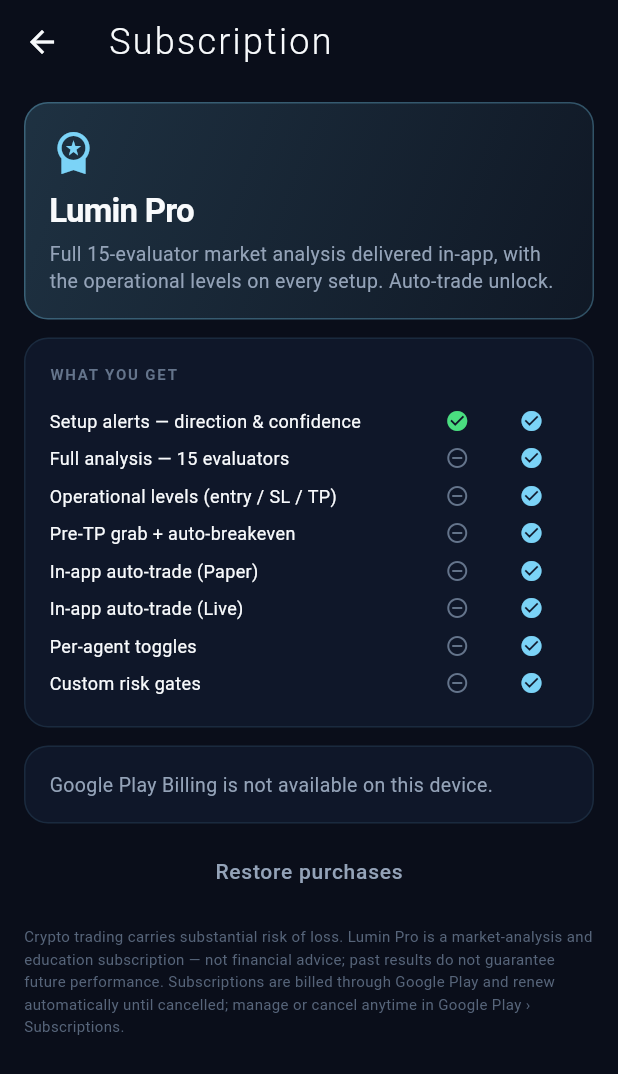
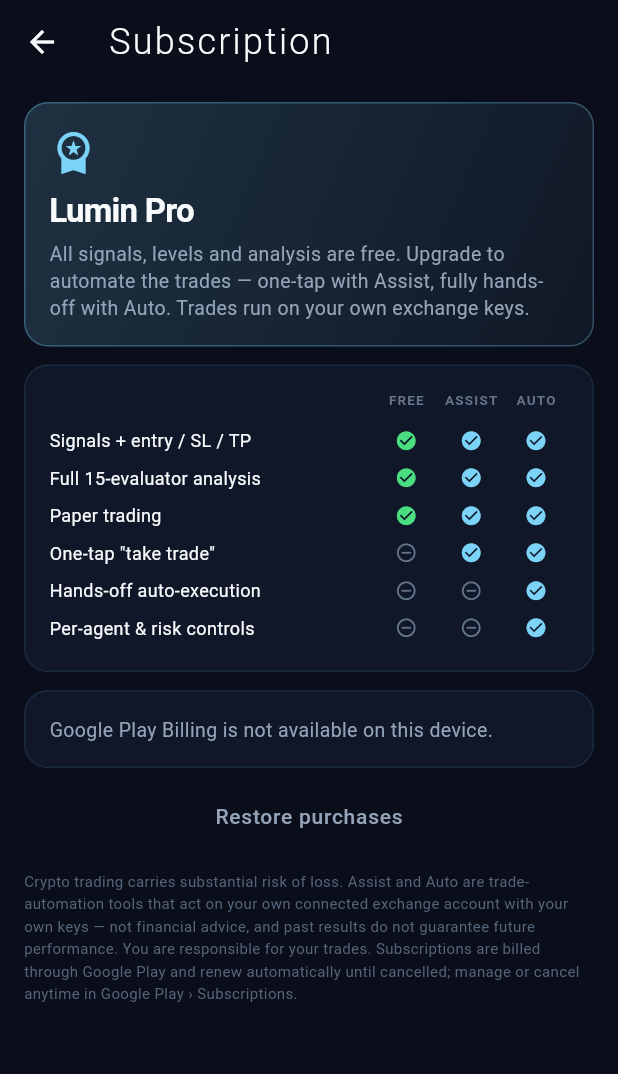
Before and after one commit to mkmk749278/lumin-app, a Flutter app: the SubscriptionPage screen opened directly, on a phone screen of 412 x 824 dp. Shown: the top 1074 px of the screen. Run offline on Flutter 3.47's test engine with Material 3 defaults, Android fonts, the phone set to English and light mode, and no system bars; our stand-ins replace dio, firebase_auth, firebase_core, flutter_secure_storage, in_app_purchase, open_filex and 3 more; accounts and stored records are empty; network calls fail.

Commit message:
feat(billing): two-tier auto-trade plans — signals free, automation paid (B16)
Owner correction: signals + entry/SL/TP + analysis are FREE. The paywall
is trade automation, two monthly plans:
  - Assist (lumin_assist_monthly, ₹1000/mo): one-tap "take trade".
  - Auto   (lumin_auto_monthly, ₹2000/mo): hands-off auto-execution.

- free_tier_gate: replace isPaidTier/TierGate with tierRank/canAssist/
  canAuto (free<assist<auto); err-closed (the assist path places orders
  client-side, so the app is the gate). Upgrade-sheet copy reframed to
  automation (levels are no longer the paywall).
- signals_page: gate the one-tap "Take signal" button by canAssist — free
  users get the plans sheet instead.
- auto_trade_settings: gate the page by canAuto; non-auto users see an
  upgrade card (the engine also enforces this server-side in dispatch).
- subscription_page: two automation plans (Assist/Auto) with a Free/Assist/
  Auto comparison and Play-formatted prices; product ids + copy updated.
- repository: PlayVerifyResult.isPaid covers assist/auto.

Product ids must match Play Console + engine GOOGLE_PLAY_ASSIST/AUTO env.

Co-Authored-By: Claude Opus 4.8 <noreply@anthropic.com>
Claude-Session: https://claude.ai/code/session_01YCf4mbnBQYeTbHwYbZc28E

```diff
--- a/lib/data/repository.dart
+++ b/lib/data/repository.dart
@@ -1150,7 +1150,12 @@ class PlayVerifyResult {
   /// Raw Play ``subscriptionState`` (diagnostics).
   final String subscriptionState;
 
-  bool get isPaid => tier == 'paid' || tier == 'all-access';
+  /// Any paid entitlement — assist, auto, legacy paid, or all-access.
+  bool get isPaid =>
+      tier == 'assist' ||
+      tier == 'auto' ||
+      tier == 'paid' ||
+      tier == 'all-access';
 
   factory PlayVerifyResult.fromJson(Map<String, dynamic> j) => PlayVerifyResult(
         ok: j['ok'] == true,
--- a/lib/features/settings/pages/subscription_page.dart
+++ b/lib/features/settings/pages/subscription_page.dart
@@ -1,15 +1,16 @@
-/// Subscription page — Lumin Pro via Google Play Billing (B16).
+/// Subscription page — two-tier auto-trade plans via Google Play Billing (B16).
 ///
-/// Telegram is banned in-region, so the bot paywall reaches no one.
-/// Subscriptions are purchased through **Google Play Billing**; the
-/// resulting purchase is verified server-side by the engine
-/// (`POST /api/billing/play/verify`), which is the entitlement source of
-/// truth.  Positioned as education / market-analytics content (Google
-/// Play Payments policy bars investment-consulting services from Play
-/// billing — the framing is deliberate, not cosmetic).
+/// Signals + levels + analysis are FREE; the paywall is on trade automation:
+///   * Assist (₹1000/mo) — one-tap "take trade".
+///   * Auto   (₹2000/mo) — hands-off auto-execution.
+/// Telegram is banned in-region, so the bot paywall reaches no one.  Each
+/// purchase is verified server-side by the engine
+/// (`POST /api/billing/play/verify`), the entitlement source of truth.  The
+/// paid feature is automation *software functionality* run on the user's own
+/// exchange keys (Lumin never custodies funds) — not investment advice.
 ///
-/// Product IDs MUST match the subscription products created in Play
-/// Console AND the engine's `GOOGLE_PLAY_PRODUCT_IDS` allowlist.
+/// Product IDs MUST match the Play Console products AND the engine's
+/// GOOGLE_PLAY_ASSIST/AUTO_PRODUCT_IDS env.
 import 'dart:async';
 
 import 'package:flutter/material.dart';
@@ -20,11 +21,13 @@ import '../../../data/play_billing_service.dart';
 import '../../../shared/tokens.dart';
 import '../../../shared/widgets/lumin_card.dart';
 
-/// Play Console subscription product ids.  Keep in lockstep with the
-/// engine's `GOOGLE_PLAY_PRODUCT_IDS` env allowlist.
-const String kProMonthlyId = 'lumin_pro_monthly';
-const String kProYearlyId = 'lumin_pro_yearly';
-const Set<String> kProProductIds = {kProMonthlyId, kProYearlyId};
+/// Play Console subscription product ids (B16 two-tier model).  Keep in
+/// lockstep with the engine's GOOGLE_PLAY_ASSIST/AUTO_PRODUCT_IDS env.
+///   * Assist (₹1000/mo) — one-tap "take trade".
+///   * Auto   (₹2000/mo) — hands-off auto-execution.
+const String kAssistMonthlyId = 'lumin_assist_monthly';
+const String kAutoMonthlyId = 'lumin_auto_monthly';
+const Set<String> kSubscriptionProductIds = {kAssistMonthlyId, kAutoMonthlyId};
 
 class SubscriptionPage extends StatefulWidget {
   const SubscriptionPage({super.key});
@@ -81,8 +84,8 @@ class _SubscriptionPageState extends State<SubscriptionPage> {
         }
         return;
       }
-      final products = await billing.loadProducts(kProProductIds);
-      // Cheapest first so Monthly renders above Yearly.
+      final products = await billing.loadProducts(kSubscriptionProductIds);
+      // Cheapest first so Assist (₹1000) renders above Auto (₹2000).
       products.sort((a, b) => a.rawPrice.compareTo(b.rawPrice));
       if (mounted) {
         setState(() {
@@ -113,7 +116,8 @@ class _SubscriptionPageState extends State<SubscriptionPage> {
         break;
       case PlayBillingStatus.entitled:
         setState(() => _purchaseInFlight = false);
-        _snack('Lumin Pro is active — paid signals unlocked.');
+        final t = event.result?.tier == 'auto' ? 'Auto' : 'Assist';
+        _snack('$t plan active — automation unlocked.');
         Navigator.of(context).pop(true);
         break;
       case PlayBillingStatus.notEntitled:
@@ -221,8 +225,9 @@ class _SubscriptionPageState extends State<SubscriptionPage> {
             ),
             SizedBox(height: LuminSpacing.xs),
             Text(
-              'Full 15-evaluator market analysis delivered in-app, with the '
-              'operational levels on every setup. Auto-trade unlock.',
+              'All signals, levels and analysis are free. Upgrade to '
+              'automate the trades — one-tap with Assist, fully hands-off '
+              'with Auto. Trades run on your own exchange keys.',
               style: TextStyle(
                 color: LuminColors.textSecondary,
                 fontSize: 13,
@@ -242,31 +247,36 @@ class _SubscriptionPageState extends State<SubscriptionPage> {
         child: Column(
           crossAxisAlignment: CrossAxisAlignment.start,
           children: [
-            const Text(
-              'WHAT YOU GET',
-              style: TextStyle(
-                color: LuminColors.textMuted,
-                fontSize: 10,
-                letterSpacing: 1.2,
-                fontWeight: FontWeight.w600,
-              ),
+            // Header row — Free / Assist / Auto column labels.
+            Row(
+              children: const [
+                Expanded(flex: 5, child: SizedBox()),
+                Expanded(child: Center(child: _ColHead('FREE'))),
+                Expanded(child: Center(child: _ColHead('ASSIST'))),
+                Expanded(child: Center(child: _ColHead('AUTO'))),
+              ],
             ),
-            const SizedBox(height: LuminSpacing.md),
-            _featureRow('Setup alerts — direction & confidence', true, true),
-            _featureRow('Full analysis — 15 evaluators', false, true),
-            _featureRow('Operational levels (entry / SL / TP)', false, true),
-            _featureRow('Pre-TP grab + auto-breakeven', false, true),
-            _featureRow('In-app auto-trade (Paper)', false, true),
-            _featureRow('In-app auto-trade (Live)', false, true),
-            _featureRow('Per-agent toggles', false, true),
-            _featureRow('Custom risk gates', false, true),
+            const SizedBox(height: LuminSpacing.sm),
+            _featureRow('Signals + entry / SL / TP', true, true, true),
+            _featureRow('Full 15-evaluator analysis', true, true, true),
+            _featureRow('Paper trading', true, true, true),
+            _featureRow('One-tap "take trade"', false, true, true),
+            _featureRow('Hands-off auto-execution', false, false, true),
+            _featureRow('Per-agent & risk controls', false, false, true),
           ],
         ),
       ),
     );
   }
 
-  Widget _featureRow(String label, bool free, bool pro) {
+  Widget _featureRow(String label, bool free, bool assist, bool auto) {
+    Widget mark(bool on, Color onColor) => Center(
+          child: Icon(
+            on ? Icons.check_circle : Icons.remove_circle_outline,
+            color: on ? onColor : LuminColors.textMuted,
+            size: 15,
+          ),
+        );
     return Padding(
       padding: const EdgeInsets.symmetric(vertical: 4),
       child: Row(
@@ -281,24 +291,9 @@ class _SubscriptionPageState extends State<SubscriptionPage> {
               ),
             ),
           ),
-          Expanded(
-            child: Center(
-              child: Icon(
-                free ? Icons.check_circle : Icons.remove_circle_outline,
-                color: free ? LuminColors.success : LuminColors.textMuted,
-                size: 16,
-              ),
-            ),
-          ),
-          Expanded(
-            child: Center(
-              child: Icon(
-                pro ? Icons.check_circle : Icons.remove_circle_outline,
-                color: pro ? LuminColors.accent : LuminColors.textMuted,
-                size: 16,
-              ),
-            ),
-          ),
+          Expanded(child: mark(free, LuminColors.success)),
+          Expanded(child: mark(assist, LuminColors.accent)),
+          Expanded(child: mark(auto, LuminColors.accent)),
         ],
       ),
     );
@@ -340,10 +335,12 @@ class _SubscriptionPageState extends State<SubscriptionPage> {
   }
 
   Widget _planTile(ProductDetails product) {
-    final isYearly = product.id == kProYearlyId;
-    final label = isYearly ? 'Yearly' : 'Monthly';
-    final unit = isYearly ? '/ year' : '/ month';
-    final note = isYearly ? 'Best value' : 'Cancel anytime';
+    final isAuto = product.id == kAutoMonthlyId;
+    final label = isAuto ? 'Auto' : 'Assist';
+    const unit = '/ month';
+    final note = isAuto
+        ? 'Hands-off — every eligible signal auto-executed'
+        : 'One-tap — take any signal in a tap';
     return Opacity(
       opacity: _purchaseInFlight ? 0.6 : 1.0,
       child: Material(
@@ -355,15 +352,15 @@ class _SubscriptionPageState extends State<SubscriptionPage> {
           child: Container(
             padding: const EdgeInsets.all(LuminSpacing.md),
             decoration: BoxDecoration(
-              color: isYearly
+              color: isAuto
                   ? LuminColors.accent.withOpacity(0.10)
                   : LuminColors.bgCard,
               borderRadius: BorderRadius.circular(LuminRadii.md),
               border: Border.all(
-                color: isYearly
+                color: isAuto
                     ? LuminColors.accent.withOpacity(0.50)
                     : LuminColors.cardBorder,
-                width: isYearly ? 1.5 : 1,
+                width: isAuto ? 1.5 : 1,
               ),
             ),
             child: Row(
@@ -382,7 +379,7 @@ class _SubscriptionPageState extends State<SubscriptionPage> {
                               fontWeight: FontWeight.w600,
                             ),
                           ),
-                          if (isYearly) ...[
+                          if (isAuto) ...[
                             const SizedBox(width: LuminSpacing.sm),
                             Container(
                               padding: const EdgeInsets.symmetric(
@@ -395,7 +392,7 @@ class _SubscriptionPageState extends State<SubscriptionPage> {
                                     BorderRadius.circular(LuminRadii.pill),
                               ),
                               child: const Text(
-                                'BEST VALUE',
+                                'RECOMMENDED',
                                 style: TextStyle(
                                   color: LuminColors.bgDeep,
                                   fontSize: 9,
@@ -467,11 +464,13 @@ class _SubscriptionPageState extends State<SubscriptionPage> {
     return Padding(
       padding: const EdgeInsets.symmetric(horizontal: LuminSpacing.lg),
       child: Text(
-        'Crypto trading carries substantial risk of loss. Lumin Pro is a '
-        'market-analysis and education subscription — not financial advice; '
-        'past results do not guarantee future performance. Subscriptions are '
-        'billed through Google Play and renew automatically until cancelled; '
-        'manage or cancel anytime in Google Play › Subscriptions.',
+        'Crypto trading carries substantial risk of loss. Assist and Auto '
+        'are trade-automation tools that act on your own connected exchange '
+        'account with your own keys — not financial advice, and past results '
+        'do not guarantee future performance. You are responsible for your '
+        'trades. Subscriptions are billed through Google Play and renew '
+        'automatically until cancelled; manage or cancel anytime in Google '
+        'Play › Subscriptions.',
         style: TextStyle(
           color: LuminColors.textMuted.withOpacity(0.85),
           fontSize: 10,
@@ -481,3 +480,22 @@ class _SubscriptionPageState extends State<SubscriptionPage> {
     );
   }
 }
+
+/// Small column header used in the Free / Assist / Auto comparison table.
+class _ColHead extends StatelessWidget {
+  const _ColHead(this.label);
+  final String label;
+
+  @override
+  Widget build(BuildContext context) {
+    return Text(
+      label,
+      style: const TextStyle(
+        color: LuminColors.textMuted,
+        fontSize: 9,
+        letterSpacing: 0.8,
+        fontWeight: FontWeight.w700,
+      ),
+    );
+  }
+}
--- a/lib/shared/widgets/free_tier_gate.dart
+++ b/lib/shared/widgets/free_tier_gate.dart
@@ -10,38 +10,38 @@
 /// SubscriptionPage so the user can act immediately without navigating away.
 import 'package:flutter/material.dart';
 
-import '../../data/app_config.dart';
 import '../../features/settings/pages/subscription_page.dart';
 import '../tokens.dart';
 
-/// Returns true when the tier claim indicates an active paid subscription.
-/// [null] is treated as "not yet determined" — the engine will 403 if the
-/// user genuinely isn't paid, so we don't block the UI on a missing claim.
-bool isPaidTier(String? tier) {
-  if (tier == null) return true; // err open — backend is the authoritative gate
-  final t = tier.toLowerCase();
-  return t == 'pro' || t == 'paid' || t == 'premium' || t == 'a+' ||
-      t == 'b' || t == 'beta' || t == 'admin';
+/// Subscription tier rank for the B16 two-tier auto-trade model.
+///
+/// `free(0) < assist(1) < auto(2)`; legacy `paid` maps to auto, and
+/// `all-access` / `owner` sit above.  Signals + levels are FREE — the
+/// paywall is on trade automation only.
+///
+/// Null / unknown → 0 (free).  We err **closed** on the paid actions: the
+/// Assist (one-tap) path places orders **client-side**, so the app is the
+/// only gate — there's no server 403 to fall back on.
+int tierRank(String? tier) {
+  switch ((tier ?? '').toLowerCase()) {
+    case 'owner':
+    case 'all-access':
+      return 3;
+    case 'auto':
+    case 'paid': // legacy single paid tier == full automation
+      return 2;
+    case 'assist':
+      return 1;
+    default:
+      return 0;
+  }
 }
 
-/// Reads the tier from [AppConfigScope] and calls [builder] with the result.
-/// Avoids duplicating the context lookup at every call site.
-class TierGate extends StatelessWidget {
-  const TierGate({
-    super.key,
-    required this.paidBuilder,
-    required this.freeBuilder,
-  });
+/// May place one-tap (assisted) live trades — Assist tier or higher.
+bool canAssist(String? tier) => tierRank(tier) >= 1;
 
-  final WidgetBuilder paidBuilder;
-  final WidgetBuilder freeBuilder;
-
-  @override
-  Widget build(BuildContext context) {
-    final tier = AppConfigScope.of(context).tier;
-    return isPaidTier(tier) ? paidBuilder(context) : freeBuilder(context);
-  }
-}
+/// May enable hands-off auto-execution — Auto tier (or higher).
+bool canAuto(String? tier) => tierRank(tier) >= 2;
 
 /// A price column replacement for free-tier users.
 ///
@@ -177,11 +177,11 @@ class UpgradeSheet extends StatelessWidget {
   const UpgradeSheet({super.key});
 
   static const _features = [
-    (Icons.price_check_rounded, 'Entry, SL & TP levels on every signal'),
-    (Icons.notifications_active_rounded, 'Real-time in-app signal alerts'),
-    (Icons.smart_toy_rounded, 'Full 15-evaluator AI analysis'),
-    (Icons.trending_up_rounded, 'Auto-trade & pre-TP lock-in'),
-    (Icons.bar_chart_rounded, 'Per-agent & per-setup performance deep-dive'),
+    (Icons.bolt_rounded, 'Assist — take any signal in one tap'),
+    (Icons.smart_toy_rounded, 'Auto — hands-off, every eligible signal'),
+    (Icons.vpn_key_rounded, 'Runs on your own exchange keys'),
+    (Icons.trending_up_rounded, 'Pre-TP lock-in & auto-breakeven'),
+    (Icons.tune_rounded, 'Per-agent & risk controls (Auto)'),
   ];
 
   @override
@@ -236,7 +236,7 @@ class UpgradeSheet extends StatelessWidget {
                         ),
                       ),
                       Text(
-                        'Unlock entry, SL & TP on every signal',
+                        'Automate the trades — one-tap or hands-off',
                         style: TextStyle(
                           color: LuminColors.textSecondary,
                           fontSize: 12,
@@ -286,7 +286,7 @@ class UpgradeSheet extends StatelessWidget {
               child: const Row(
                 children: [
                   Text(
-                    'Monthly or yearly · cancel anytime',
+                    'Assist or Auto · monthly · cancel anytime',
                     style: TextStyle(
                       color: LuminColors.textSecondary,
                       fontSize: 12,
@@ -294,7 +294,7 @@ class UpgradeSheet extends StatelessWidget {
                   ),
                   Spacer(),
                   Text(
-                    'Best value yearly',
+                    'See plans',
                     style: TextStyle(
                       color: LuminColors.success,
                       fontSize: 11,
```
Also changed, not shown: lib/features/settings/pages/auto_trade_settings_page.dart (+67 -1 lines), lib/features/signals/signals_page.dart (+10 -2 lines).
